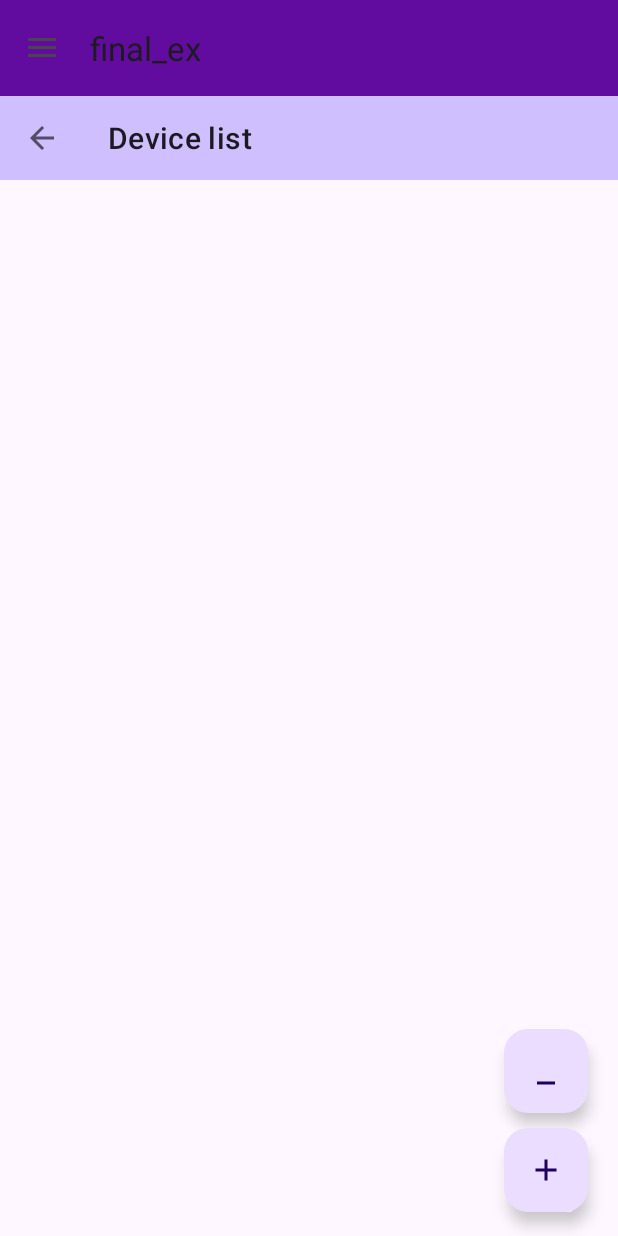
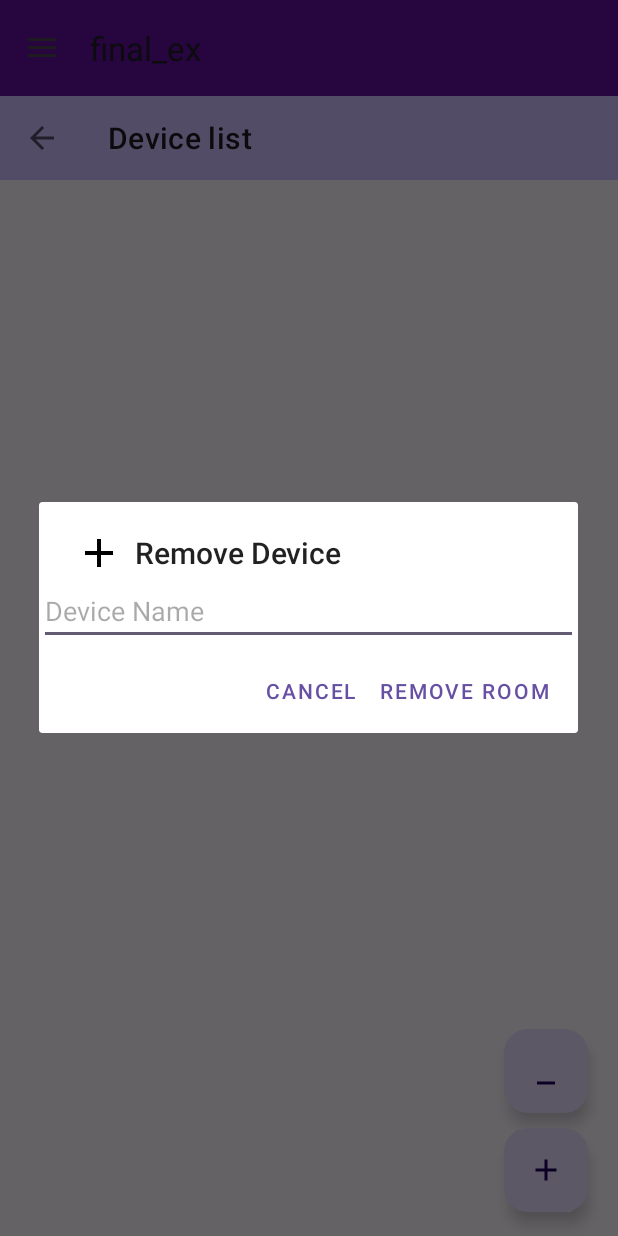
Before and after one commit to sprchuoi111/app30-, an Android app: the fragment DeviceFragment placed in its activity, after a tap on an icon or button, on a phone screen of 412 x 824 dp. Run offline under Robolectric (Android 15) with nearby library versions, the phone set to English and light mode, and no system bars; 2 statements that could not run were skipped.

Commit message:
upp date add && remove device

```diff
--- /dev/null
+++ b/final_ex/app/src/main/res/layout/dialog_remove_device.xml
@@ -0,0 +1,10 @@
+<?xml version="1.0" encoding="utf-8"?>
+<LinearLayout xmlns:android="http://schemas.android.com/apk/res/android"
+    android:layout_width="match_parent"
+    android:layout_height="wrap_content">
+<EditText
+    android:layout_width="match_parent"
+    android:layout_height="wrap_content"
+    android:hint="Device Name"
+    android:id="@+id/edt_remove_device"/>
+</LinearLayout>
--- a/final_ex/app/src/main/res/layout/fragment_device.xml
+++ b/final_ex/app/src/main/res/layout/fragment_device.xml
@@ -16,18 +16,20 @@
         app:layout_constraintStart_toStartOf="parent"
         app:layout_constraintTop_toTopOf="parent" />
 
+
     <TextView
         android:id="@+id/tvNameRoomDv"
         android:layout_width="match_parent"
         android:layout_height="wrap_content"
+        android:layout_marginTop="4dp"
         android:gravity="center"
         android:text="Name Room"
         android:textColor="#FF0000"
         android:textSize="30dp"
         app:layout_constraintEnd_toEndOf="parent"
+        app:layout_constraintHorizontal_bias="0.0"
         app:layout_constraintStart_toStartOf="parent"
-        app:layout_constraintTop_toTopOf="parent" />
-
+        app:layout_constraintTop_toBottomOf="@+id/toolbar_device" />
 
     <androidx.recyclerview.widget.RecyclerView
         android:id="@+id/rcvDevice"
@@ -35,12 +37,12 @@
         android:layout_height="wrap_content"
         android:layout_marginBottom="32dp"
         app:layout_constraintBottom_toBottomOf="parent"
-        app:layout_constraintTop_toBottomOf="@+id/toolbar_device"
+        app:layout_constraintTop_toBottomOf="@+id/tvNameRoomDv"
         app:layout_constraintVertical_bias="0.0"
         tools:layout_editor_absoluteX="0dp" />
 
     <com.google.android.material.floatingactionbutton.FloatingActionButton
-        android:id="@+id/btnAddDv"
+        android:id="@+id/btnRemoveDv"
         android:layout_width="wrap_content"
         android:layout_height="wrap_content"
         android:layout_gravity="bottom|end"
@@ -48,12 +50,12 @@
         android:layout_marginBottom="10dp"
         android:src="@drawable/baseline_minimize_24"
         android:text="Add Device"
-        app:layout_constraintBottom_toTopOf="@+id/btnRemoveDv"
+        app:layout_constraintBottom_toTopOf="@+id/btnAddDv"
         app:layout_constraintEnd_toEndOf="parent" />
 
     <com.google.android.material.floatingactionbutton.FloatingActionButton
 
-        android:id="@+id/btnRemoveDv"
+        android:id="@+id/btnAddDv"
         android:layout_width="wrap_content"
         android:layout_height="wrap_content"
         android:layout_gravity="bottom|end"
```
Also changed, not shown: final_ex/app/src/main/java/com/example/final_ex/fragment/DeviceFragment.java (+16 -30 lines).
